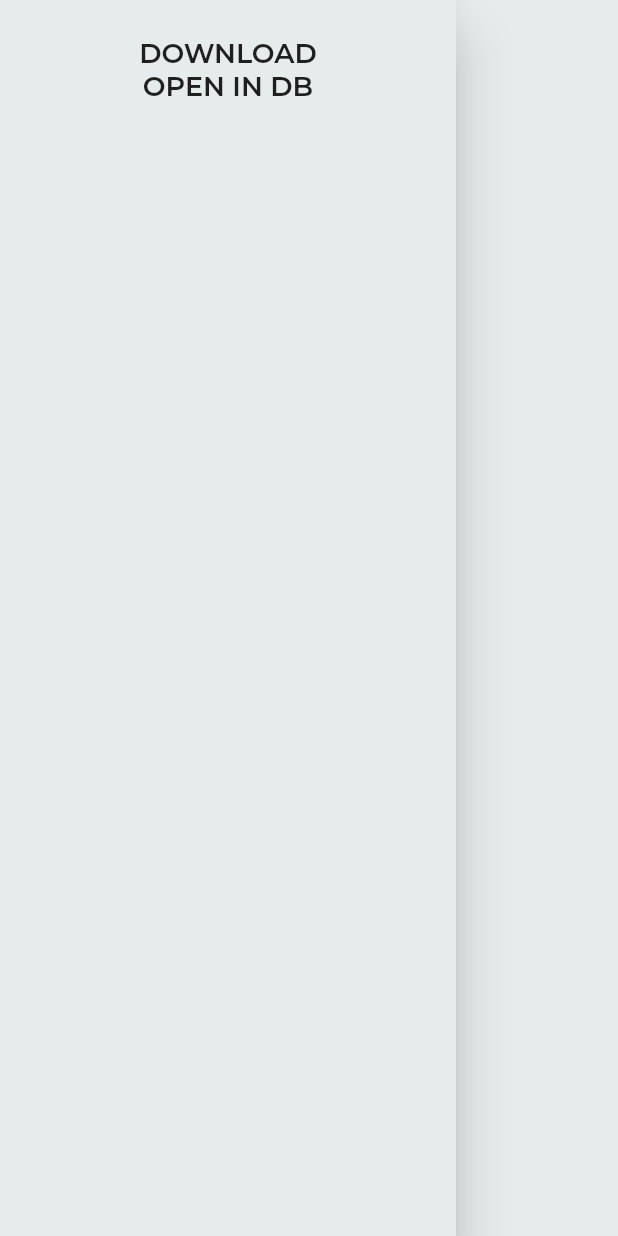
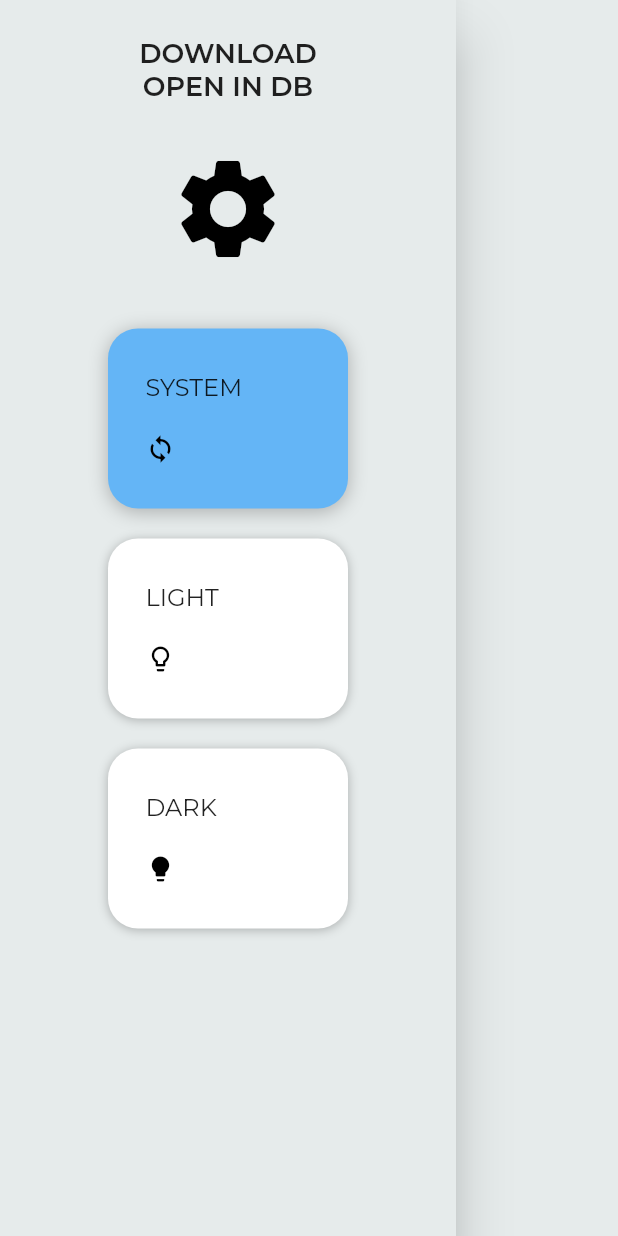
Before and after one commit to AlexeyPerov/LogKeeper-Flutter-Firebase, a Flutter app: the DetailsDrawer widget shown alone on an empty page, opened directly, on a phone screen of 412 x 824 dp. Run offline on Flutter 3.47's test engine with Material 2 defaults, Android fonts, the phone set to English and light mode, and no system bars; our stand-ins replace bloc, cloud_firestore, equatable, firebase_core, flutter_bloc, get_it and 6 more; missing offline and left inert: clipboard, fading_edge_scrollview, file_picker_cross, firestore_cache, hovering, proviso and 3 more; accounts and stored records are empty.

Commit message:
Selecting themes in log details drawer

```diff
--- a/log_keep/lib/screens/details/components/details_drawer.dart
+++ b/log_keep/lib/screens/details/components/details_drawer.dart
@@ -5,6 +5,7 @@ import 'package:log_keep/app/configs.dart';
 import 'package:log_keep/common/utilities/web_utilities.dart';
 import 'package:log_keep/common/widgets/drawer_card.dart';
 import 'package:log_keep/repositories/logs_repository.dart';
+import 'package:log_keep/screens/settings/settings_screen.dart';
 import 'package:log_keep_shared/log_keep_shared.dart';
 import 'package:url_launcher/url_launcher.dart';
 
@@ -43,7 +44,18 @@ class DetailsDrawer extends StatelessWidget {
                         SnackBar(content: Text('Error opening db page'));
                     ScaffoldMessenger.of(context).showSnackBar(snackBar);
                   }
-                })
+                }),
+            SizedBox(height: 30),
+            Icon(Icons.settings, size: 80),
+            SizedBox(height: 30),
+            Column(
+              children: [
+                drawThemeModeCard(context, Icons.sync, ThemeMode.system),
+                drawThemeModeCard(
+                    context, Icons.lightbulb_outline, ThemeMode.light),
+                drawThemeModeCard(context, Icons.lightbulb, ThemeMode.dark),
+              ],
+            ),
           ]),
     );
   }
--- a/log_keep/lib/screens/details/details_screen.dart
+++ b/log_keep/lib/screens/details/details_screen.dart
@@ -32,7 +32,8 @@ class DetailsScreen extends StatelessWidget {
             body: getWidgetForLoadedState(context, state.log));
       } else {
         return Align(
-            alignment: Alignment.center, child: LinearProgressIndicator());
+            alignment: Alignment.center,
+            child: LinearProgressIndicator());
       }
     }));
   }
--- a/log_keep/lib/screens/settings/settings_screen.dart
+++ b/log_keep/lib/screens/settings/settings_screen.dart
@@ -21,9 +21,9 @@ class SettingsScreen extends StatelessWidget {
           Row(
             children: [
               Spacer(),
-              _modeCard(context, Icons.sync, ThemeMode.system),
-              _modeCard(context, Icons.lightbulb_outline, ThemeMode.light),
-              _modeCard(context, Icons.lightbulb, ThemeMode.dark),
+              drawThemeModeCard(context, Icons.sync, ThemeMode.system),
+              drawThemeModeCard(context, Icons.lightbulb_outline, ThemeMode.light),
+              drawThemeModeCard(context, Icons.lightbulb, ThemeMode.dark),
               Spacer()
             ],
           ),
@@ -44,8 +44,9 @@ class SettingsScreen extends StatelessWidget {
       ),
     ));
   }
+}
 
-  Widget _modeCard(BuildContext context, IconData icon, ThemeMode themeMode) {
+Widget drawThemeModeCard(BuildContext context, IconData icon, ThemeMode themeMode) {
   var selected = AppOptions.of(context).themeMode == themeMode;
 
   return GestureDetector(
@@ -85,4 +86,3 @@ class SettingsScreen extends StatelessWidget {
     ),
   );
 }
-}
```
Also changed, not shown: log_keep/lib/screens/details/components/log_contents_view.dart (+7 -3 lines), log_keep/lib/screens/splash/splash_screen.dart (+7 -4 lines). Lines whose indentation alone changed are shown as unchanged.
